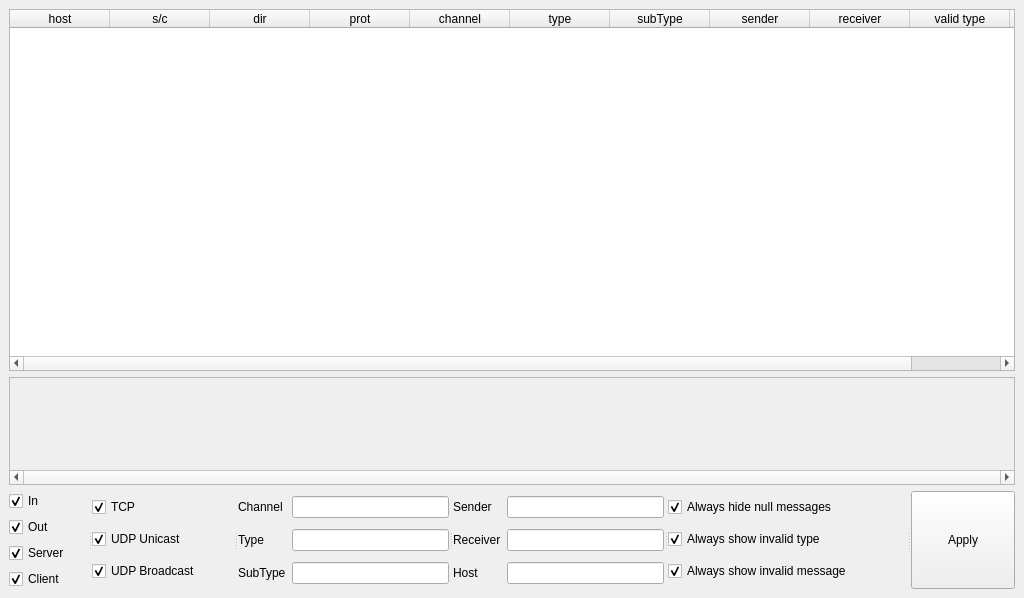
Qt form tmChatGruppe4/dataelementviewer.ui (miiisch/TM2011C1.4) before a commit.
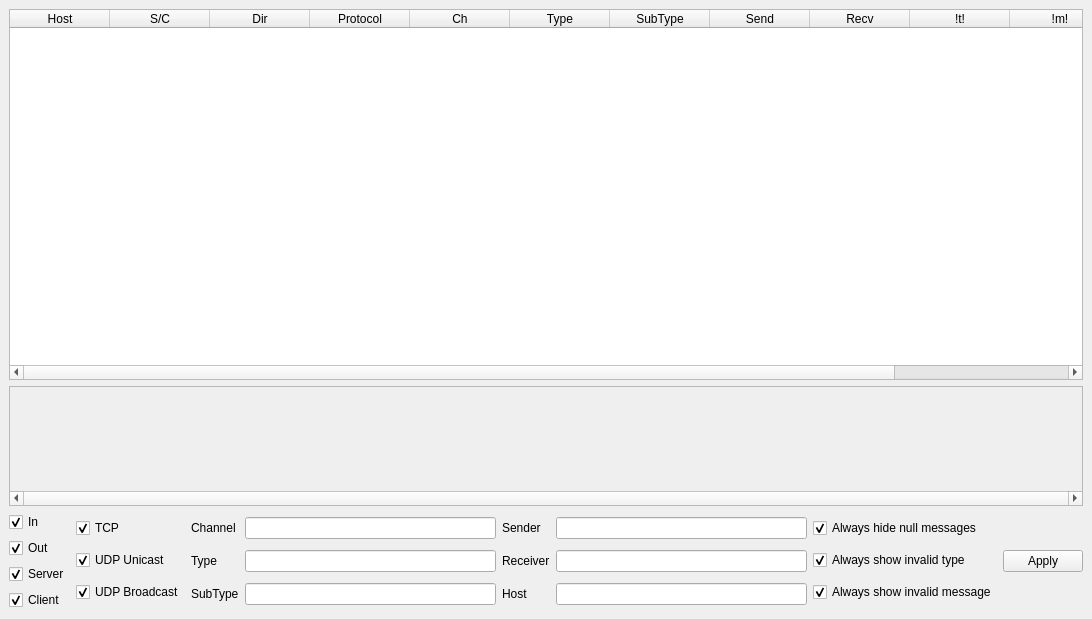
The same form after that commit.

Commit message: dataelement viewer fixed table cols width

The edit to the form file:
```diff
--- a/tmChatGruppe4/dataelementviewer.ui
+++ b/tmChatGruppe4/dataelementviewer.ui
@@ -6,8 +6,8 @@
    <rect>
     <x>0</x>
     <y>0</y>
-    <width>1024</width>
-    <height>598</height>
+    <width>1092</width>
+    <height>619</height>
    </rect>
   </property>
   <property name="windowTitle">
@@ -29,62 +29,70 @@
       <property name="selectionBehavior">
        <enum>QAbstractItemView::SelectRows</enum>
       </property>
+      <attribute name="horizontalHeaderStretchLastSection">
+       <bool>true</bool>
+      </attribute>
       <attribute name="verticalHeaderVisible">
        <bool>false</bool>
       </attribute>
       <column>
        <property name="text">
-        <string>host</string>
+        <string>Host</string>
        </property>
       </column>
       <column>
        <property name="text">
-        <string>s/c</string>
+        <string>S/C</string>
        </property>
       </column>
       <column>
        <property name="text">
-        <string>dir</string>
+        <string>Dir</string>
        </property>
       </column>
       <column>
        <property name="text">
-        <string>prot</string>
+        <string>Protocol</string>
        </property>
       </column>
       <column>
        <property name="text">
-        <string>channel</string>
+        <string>Ch</string>
        </property>
       </column>
       <column>
        <property name="text">
-        <string>type</string>
+        <string>Type</string>
        </property>
       </column>
       <column>
        <property name="text">
-        <string>subType</string>
+        <string>SubType</string>
        </property>
       </column>
       <column>
        <property name="text">
-        <string>sender</string>
+        <string>Send</string>
        </property>
       </column>
       <column>
        <property name="text">
-        <string>receiver</string>
+        <string>Recv</string>
        </property>
       </column>
       <column>
        <property name="text">
-        <string>valid type</string>
+        <string>!t!</string>
        </property>
       </column>
       <column>
        <property name="text">
-        <string>valid message</string>
+        <string>!m!</string>
+       </property>
+      </column>
+      <column>
+       <property name="text">
+        <string>Content</string>
        </property>
       </column>
      </widget>
@@ -92,7 +100,7 @@
     <item>
      <widget class="QScrollArea" name="scrollArea">
       <property name="sizePolicy">
-       <sizepolicy hsizetype="Expanding" vsizetype="Minimum">
+       <sizepolicy hsizetype="Minimum" vsizetype="Minimum">
         <horstretch>0</horstretch>
         <verstretch>0</verstretch>
        </sizepolicy>
@@ -104,14 +112,14 @@
        <enum>Qt::ScrollBarAlwaysOn</enum>
       </property>
       <property name="widgetResizable">
-       <bool>true</bool>
+       <bool>false</bool>
       </property>
       <widget class="QWidget" name="scrollAreaWidgetContents">
        <property name="geometry">
         <rect>
          <x>0</x>
          <y>0</y>
-         <width>1004</width>
+         <width>1056</width>
          <height>104</height>
         </rect>
        </property>
@@ -164,11 +172,8 @@
      </widget>
     </item>
     <item>
-     <widget class="QSplitter" name="splitter">
-      <property name="orientation">
-       <enum>Qt::Horizontal</enum>
-      </property>
-      <widget class="QWidget" name="layoutWidget">
+     <layout class="QHBoxLayout" name="horizontalLayout">
+      <item>
        <layout class="QVBoxLayout" name="verticalLayout">
         <item>
          <widget class="QCheckBox" name="filterIn">
@@ -211,8 +216,8 @@
          </widget>
         </item>
        </layout>
-      </widget>
-      <widget class="QWidget" name="layoutWidget1">
+      </item>
+      <item>
        <layout class="QVBoxLayout" name="verticalLayout_2">
         <item>
          <widget class="QCheckBox" name="filterTcp">
@@ -245,8 +250,8 @@
          </widget>
         </item>
        </layout>
-      </widget>
-      <widget class="QWidget" name="layoutWidget2">
+      </item>
+      <item>
        <layout class="QGridLayout" name="gridLayout">
         <item row="0" column="0">
          <widget class="QLabel" name="label">
@@ -258,63 +263,59 @@
         <item row="0" column="1">
          <widget class="QLineEdit" name="filterChannel"/>
         </item>
-        <item row="1" column="0">
-         <widget class="QLabel" name="label_2">
-          <property name="text">
-           <string>Type</string>
-          </property>
-         </widget>
-        </item>
-        <item row="1" column="1">
-         <widget class="QLineEdit" name="filterType"/>
-        </item>
-        <item row="2" column="0">
-         <widget class="QLabel" name="label_3">
-          <property name="text">
-           <string>SubType</string>
-          </property>
-         </widget>
-        </item>
-        <item row="2" column="1">
-         <widget class="QLineEdit" name="filterSubType"/>
-        </item>
-       </layout>
-      </widget>
-      <widget class="QWidget" name="layoutWidget3">
-       <layout class="QGridLayout" name="gridLayout_2">
-        <item row="0" column="0">
+        <item row="0" column="2">
          <widget class="QLabel" name="label_4">
           <property name="text">
            <string>Sender</string>
           </property>
          </widget>
         </item>
-        <item row="0" column="1">
+        <item row="0" column="3">
          <widget class="QLineEdit" name="filterSender"/>
         </item>
         <item row="1" column="0">
+         <widget class="QLabel" name="label_2">
+          <property name="text">
+           <string>Type</string>
+          </property>
+         </widget>
+        </item>
+        <item row="1" column="1">
+         <widget class="QLineEdit" name="filterType"/>
+        </item>
+        <item row="1" column="2">
          <widget class="QLabel" name="label_5">
           <property name="text">
            <string>Receiver</string>
           </property>
          </widget>
         </item>
-        <item row="1" column="1">
+        <item row="1" column="3">
          <widget class="QLineEdit" name="filterReceiver"/>
         </item>
         <item row="2" column="0">
+         <widget class="QLabel" name="label_3">
+          <property name="text">
+           <string>SubType</string>
+          </property>
+         </widget>
+        </item>
+        <item row="2" column="1">
+         <widget class="QLineEdit" name="filterSubType"/>
+        </item>
+        <item row="2" column="2">
          <widget class="QLabel" name="label_6">
           <property name="text">
            <string>Host</string>
           </property>
          </widget>
         </item>
-        <item row="2" column="1">
+        <item row="2" column="3">
          <widget class="QLineEdit" name="filterHost"/>
         </item>
        </layout>
-      </widget>
-      <widget class="QWidget" name="layoutWidget4">
+      </item>
+      <item>
        <layout class="QVBoxLayout" name="verticalLayout_3">
         <item>
          <widget class="QCheckBox" name="filterNullMessage">
@@ -350,13 +351,15 @@
          </widget>
         </item>
        </layout>
-      </widget>
-      <widget class="QPushButton" name="applyButton">
-       <property name="text">
-        <string>Apply</string>
-       </property>
-      </widget>
-     </widget>
+      </item>
+      <item>
+       <widget class="QPushButton" name="applyButton">
+        <property name="text">
+         <string>Apply</string>
+        </property>
+       </widget>
+      </item>
+     </layout>
     </item>
    </layout>
   </widget>
```
The commit also changes 1 other file.
